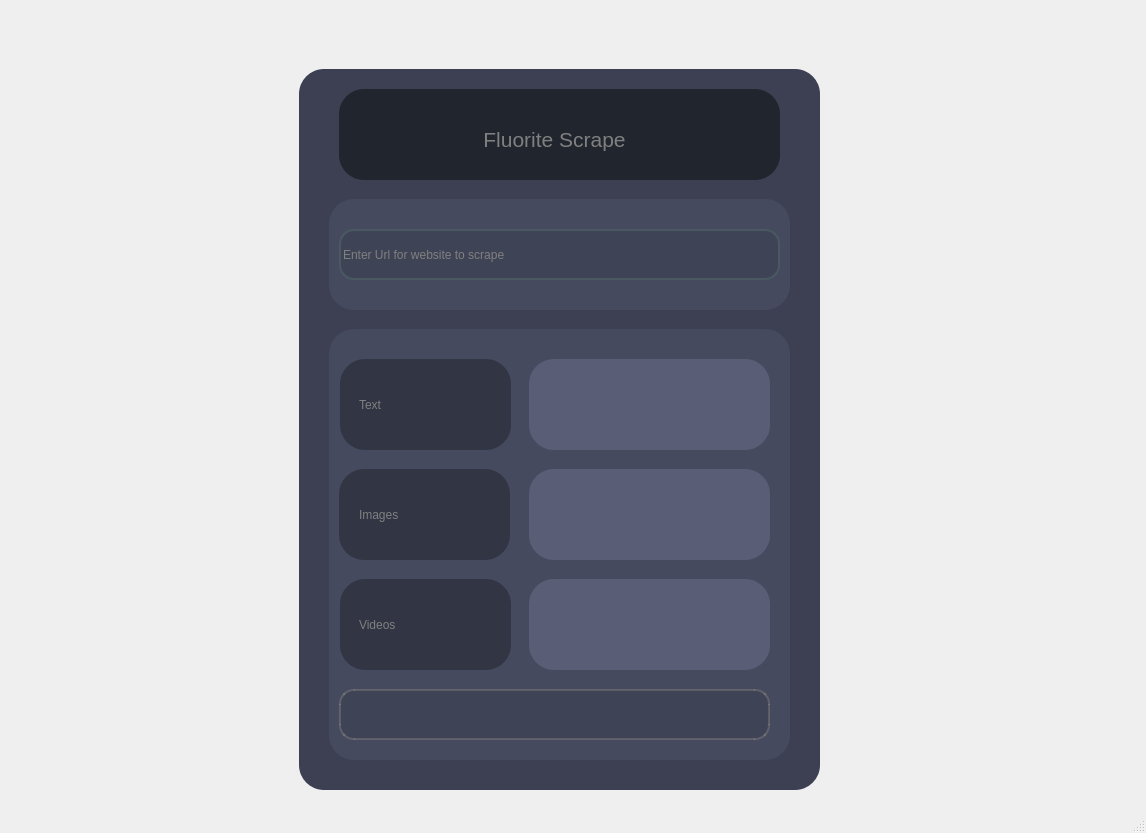
This is window.ui in Fluorite-Apps/Fluorite-Scrape as Qt 5 draws it before an edit. The edited form follows.
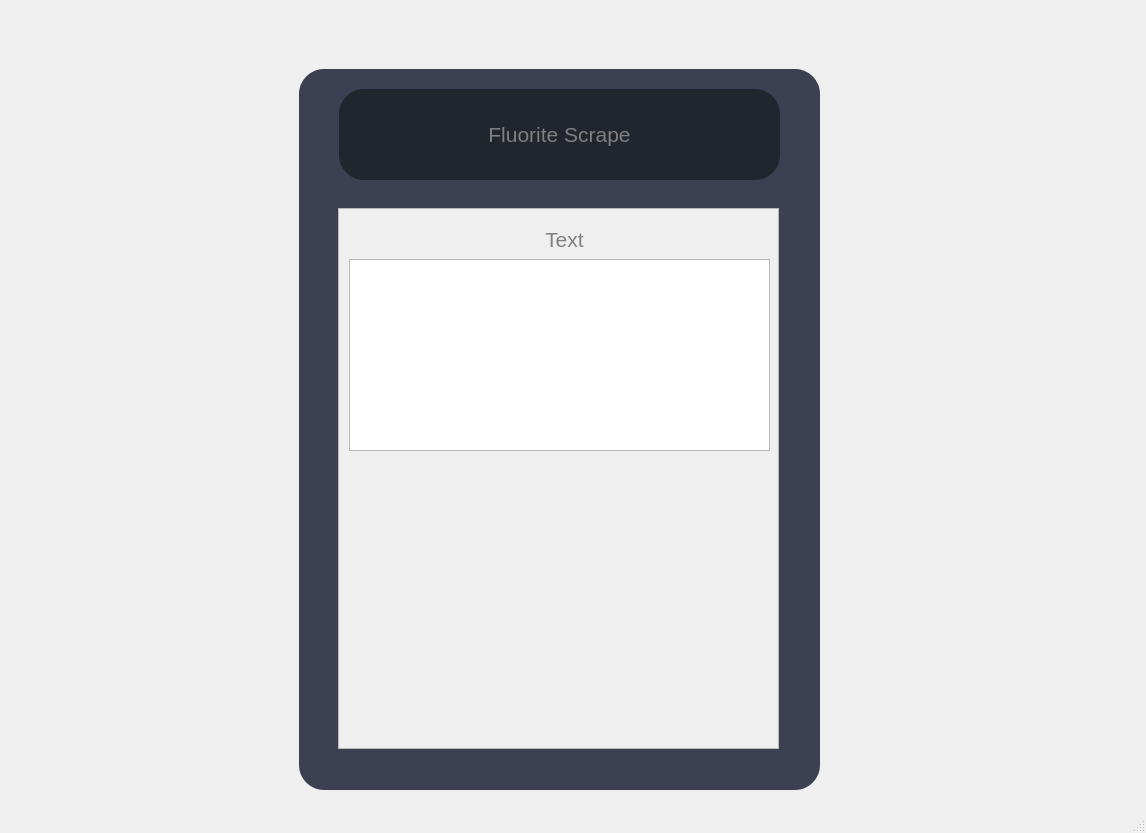
This is the edited form. The open tabs and pages were chosen to show the change.

Commit message: Scraped text now appears inside unstyled window

The edit to the form file:
```diff
--- a/window.ui
+++ b/window.ui
@@ -584,6 +584,7 @@
      <zorder>label_5</zorder>
      <zorder>status_bar</zorder>
     </widget>
+    <widget class="QWidget" name="page"/>
     <widget class="QWidget" name="misc_keep">
      <widget class="QFrame" name="manage_buckets_frame_2">
       <property name="geometry">
@@ -1030,7 +1031,139 @@
     <widget class="QWidget" name="na10"/>
     <widget class="QWidget" name="na9"/>
     <widget class="QWidget" name="na1"/>
-    <widget class="QWidget" name="na"/>
+    <widget class="QWidget" name="Display">
+     <widget class="QLabel" name="label_22">
+      <property name="geometry">
+       <rect>
+        <x>330</x>
+        <y>90</y>
+        <width>441</width>
+        <height>91</height>
+       </rect>
+      </property>
+      <property name="styleSheet">
+       <string notr="true">QLabel {
+
+
+			background-color: #21252d;
+			padding: 12px;
+			border-radius: 25px;
+			border-bottom: 30px shadow;
+        }</string>
+      </property>
+      <property name="text">
+       <string/>
+      </property>
+     </widget>
+     <widget class="QLabel" name="label_25">
+      <property name="geometry">
+       <rect>
+        <x>290</x>
+        <y>70</y>
+        <width>521</width>
+        <height>721</height>
+       </rect>
+      </property>
+      <property name="styleSheet">
+       <string notr="true">QLabel {
+
+
+			background-color: #3C4052;
+			padding: 12px;
+			border-radius: 25px;
+			border-bottom: 30px shadow;
+        }</string>
+      </property>
+      <property name="text">
+       <string/>
+      </property>
+     </widget>
+     <widget class="QLabel" name="title_4">
+      <property name="geometry">
+       <rect>
+        <x>330</x>
+        <y>90</y>
+        <width>441</width>
+        <height>91</height>
+       </rect>
+      </property>
+      <property name="font">
+       <font>
+        <pointsize>16</pointsize>
+       </font>
+      </property>
+      <property name="styleSheet">
+       <string notr="true">color: gray</string>
+      </property>
+      <property name="text">
+       <string>Fluorite Scrape</string>
+      </property>
+      <property name="alignment">
+       <set>Qt::AlignCenter</set>
+      </property>
+     </widget>
+     <widget class="QScrollArea" name="scrollArea">
+      <property name="geometry">
+       <rect>
+        <x>329</x>
+        <y>209</y>
+        <width>441</width>
+        <height>541</height>
+       </rect>
+      </property>
+      <property name="widgetResizable">
+       <bool>true</bool>
+      </property>
+      <widget class="QWidget" name="scrollAreaWidgetContents">
+       <property name="geometry">
+        <rect>
+         <x>0</x>
+         <y>0</y>
+         <width>439</width>
+         <height>539</height>
+        </rect>
+       </property>
+       <widget class="QLabel" name="title_5">
+        <property name="geometry">
+         <rect>
+          <x>0</x>
+          <y>10</y>
+          <width>451</width>
+          <height>41</height>
+         </rect>
+        </property>
+        <property name="font">
+         <font>
+          <pointsize>16</pointsize>
+         </font>
+        </property>
+        <property name="styleSheet">
+         <string notr="true">color: gray</string>
+        </property>
+        <property name="text">
+         <string>Text</string>
+        </property>
+        <property name="alignment">
+         <set>Qt::AlignCenter</set>
+        </property>
+       </widget>
+       <widget class="QTextBrowser" name="textBrowser">
+        <property name="geometry">
+         <rect>
+          <x>10</x>
+          <y>50</y>
+          <width>421</width>
+          <height>192</height>
+         </rect>
+        </property>
+       </widget>
+      </widget>
+     </widget>
+     <zorder>label_25</zorder>
+     <zorder>label_22</zorder>
+     <zorder>title_4</zorder>
+     <zorder>scrollArea</zorder>
+    </widget>
     <widget class="QWidget" name="na8"/>
     <widget class="QWidget" name="na3"/>
     <widget class="QWidget" name="na4"/>
```
The commit also changes 2 other files.
